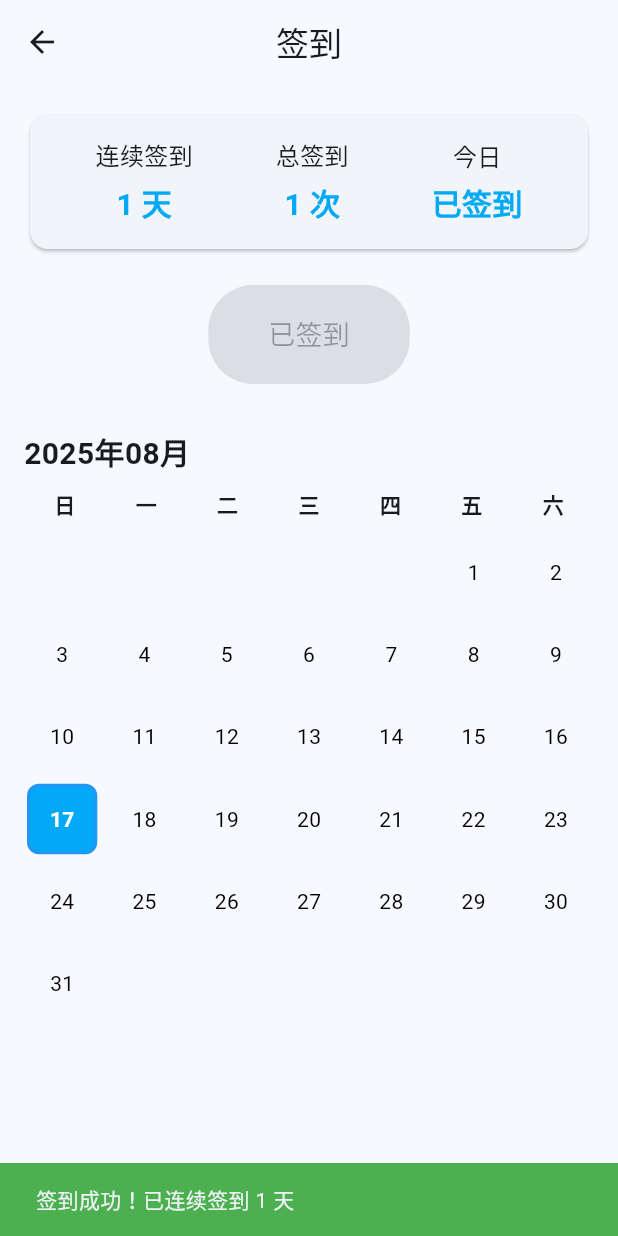
After one commit to qliuyang/english_learn, a Flutter app: the CalenderPage screen opened by its route, after a tap on "立即签到", on a phone screen of 412 x 824 dp. The commit adds this screen. Run offline on Flutter 3.47's test engine with Material 3 defaults, Android fonts, the phone set to English and light mode, and no system bars; our stand-ins replace flutter_local_notifications, image_picker, just_audio, shared_preferences, timezone; accounts and stored records are empty; statements that could not run were skipped; project files that could hold a hidden picture were left out.

Commit message:
update
添加签到功能

```diff
--- /dev/null
+++ b/lib/pages/CalenderPage.dart
@@ -0,0 +1,293 @@
+import 'package:flutter/material.dart';
+import 'package:shared_preferences/shared_preferences.dart';
+import 'package:intl/intl.dart';
+import 'package:flutter_local_notifications/flutter_local_notifications.dart';
+
+class CalenderPage extends StatefulWidget {
+  static const String routeName = '/calender';
+  const CalenderPage({super.key});
+
+  @override
+  State<CalenderPage> createState() => _CalenderPageState();
+}
+
+class _CalenderPageState extends State<CalenderPage> {
+  // 存储签到日期的列表
+  Set<DateTime> _checkedInDates = <DateTime>{};
+  int _consecutiveDays = 0;
+  int _totalCheckIns = 0;
+  late DateTime _currentDate;
+
+  @override
+  void initState() {
+    super.initState();
+    _currentDate = DateTime.now();
+    _loadCheckInData();
+  }
+
+  // 加载签到数据
+  Future<void> _loadCheckInData() async {
+    final prefs = await SharedPreferences.getInstance();
+
+    // 加载连续签到天数
+    _consecutiveDays = prefs.getInt('consecutive_days') ?? 0;
+
+    // 加载总签到次数
+    _totalCheckIns = prefs.getInt('total_check_ins') ?? 0;
+
+    // 加载签到日期列表
+    final List<String>? dateStrings = prefs.getStringList('check_in_dates');
+    if (dateStrings != null) {
+      _checkedInDates = dateStrings
+          .map((dateStr) => DateFormat('yyyy-MM-dd').parse(dateStr))
+          .toSet();
+    }
+
+    setState(() {});
+  }
+
+  // 保存签到数据
+  Future<void> _saveCheckInData() async {
+    final prefs = await SharedPreferences.getInstance();
+
+    // 保存连续签到天数
+    await prefs.setInt('consecutive_days', _consecutiveDays);
+
+    // 保存总签到次数
+    await prefs.setInt('total_check_ins', _totalCheckIns);
+
+    // 保存签到日期列表
+    final List<String> dateStrings = _checkedInDates
+        .map((date) => DateFormat('yyyy-MM-dd').format(date))
+        .toList();
+    await prefs.setStringList('check_in_dates', dateStrings);
+  }
+
+  // 检查是否今天已签到
+  bool get _isTodayCheckedIn {
+    final today = DateTime.now();
+    return _checkedInDates.any((date) =>
+        date.year == today.year &&
+        date.month == today.month &&
+        date.day == today.day);
+  }
+
+  // 执行签到操作
+  Future<void> _performCheckIn() async {
+    if (_isTodayCheckedIn) return;
+
+    final today = DateTime.now();
+    final yesterday = DateTime(today.year, today.month, today.day - 1);
+
+    setState(() {
+      _checkedInDates.add(today);
+      _totalCheckIns++;
+
+      // 检查是否连续签到
+      if (_checkedInDates.any((date) =>
+          date.year == yesterday.year &&
+          date.month == yesterday.month &&
+          date.day == yesterday.day)) {
+        _consecutiveDays++;
+      } else {
+        _consecutiveDays = 1; // 重新开始计算连续签到
+      }
+    });
+
+    // 保存数据
+    await _saveCheckInData();
+
+    // 取消今天的签到提醒通知
+    final FlutterLocalNotificationsPlugin notificationsPlugin = FlutterLocalNotificationsPlugin();
+    await notificationsPlugin.cancel(1);
+
+    // 显示签到成功提示
+    if (mounted) {
+      ScaffoldMessenger.of(context).showSnackBar(
+        SnackBar(
+          content: Text('签到成功！已连续签到 $_consecutiveDays 天'),
+          backgroundColor: Colors.green,
+        ),
+      );
+    }
+  }
+
+  // 构建日历网格
+  Widget _buildCalendar() {
+    final firstDayOfMonth = DateTime(_currentDate.year, _currentDate.month, 1);
+    final lastDayOfMonth = DateTime(_currentDate.year, _currentDate.month + 1, 0);
+
+    // 获取当月第一天是星期几 (0=Sunday, 1=Monday, ..., 6=Saturday)
+    int firstDayWeekday = firstDayOfMonth.weekday % 7;
+
+    // 创建日历单元格列表
+    List<Widget> dayWidgets = [];
+
+    // 添加空白单元格以对齐第一天
+    for (int i = 0; i < firstDayWeekday; i++) {
+      dayWidgets.add(const SizedBox.shrink());
+    }
+
+    // 添加日期单元格
+    for (int day = 1; day <= lastDayOfMonth.day; day++) {
+      final date = DateTime(_currentDate.year, _currentDate.month, day);
+      final isCheckInDay = _checkedInDates.any((checkDate) =>
+          checkDate.year == date.year &&
+          checkDate.month == date.month &&
+          checkDate.day == date.day);
+
+      final isToday = date.year == DateTime.now().year &&
+          date.month == DateTime.now().month &&
+          date.day == DateTime.now().day;
+
+      dayWidgets.add(
+        Container(
+          margin: const EdgeInsets.all(2),
+          decoration: BoxDecoration(
+            color: isCheckInDay
+                ? (isToday ? Colors.lightBlue : Colors.green)
+                : Colors.transparent,
+            borderRadius: BorderRadius.circular(8),
+            border: isToday
+                ? Border.all(color: Colors.blue, width: 2)
+                : null,
+          ),
+          child: Center(
+            child: Text(
+              '$day',
+              style: TextStyle(
+                fontWeight: isToday ? FontWeight.bold : FontWeight.normal,
+                color: isCheckInDay ? Colors.white : Colors.black,
+              ),
+            ),
+          ),
+        ),
+      );
+    }
+
+    return GridView.count(
+      crossAxisCount: 7,
+      crossAxisSpacing: 4,
+      mainAxisSpacing: 4,
+      shrinkWrap: true,
+      physics: const NeverScrollableScrollPhysics(),
+      children: dayWidgets,
+    );
+  }
+
+  @override
+  Widget build(BuildContext context) {
+    return Scaffold(
+      appBar: AppBar(
+        title: const Text('签到'),
+        centerTitle: true,
+      ),
+      body: SingleChildScrollView(
+        child: Padding(
+          padding: const EdgeInsets.all(16.0),
+          child: Column(
+            crossAxisAlignment: CrossAxisAlignment.start,
+            children: [
+              // 签到统计卡片
+              Card(
+                child: Padding(
+                  padding: const EdgeInsets.all(16.0),
+                  child: Row(
+                    mainAxisAlignment: MainAxisAlignment.spaceAround,
+                    children: [
+                      _buildStatItem('连续签到', '$_consecutiveDays 天'),
+                      _buildStatItem('总签到', '$_totalCheckIns 次'),
+                      _buildStatItem('今日', _isTodayCheckedIn ? '已签到' : '未签到'),
+                    ],
+                  ),
+                ),
+              ),
+
+              const SizedBox(height: 20),
+
+              // 签到按钮
+              Center(
+                child: ElevatedButton(
+                  onPressed: _isTodayCheckedIn ? null : _performCheckIn,
+                  style: ElevatedButton.styleFrom(
+                    padding: const EdgeInsets.symmetric(
+                        horizontal: 40, vertical: 20),
+                    shape: RoundedRectangleBorder(
+                      borderRadius: BorderRadius.circular(30),
+                    ),
+                  ),
+                  child: Text(
+                    _isTodayCheckedIn ? '已签到' : '立即签到',
+                    style: const TextStyle(fontSize: 18),
+                  ),
+                ),
+              ),
+
+              const SizedBox(height: 30),
+
+              // 日历标题
+              Row(
+                mainAxisAlignment: MainAxisAlignment.spaceBetween,
+                children: [
+                  Text(
+                    DateFormat('yyyy年MM月').format(_currentDate),
+                    style: const TextStyle(
+                      fontSize: 20,
+                      fontWeight: FontWeight.bold,
+                    ),
+                  ),
+                ],
+              ),
+
+              const SizedBox(height: 10),
+
+              // 星期标题
+              const Row(
+                mainAxisAlignment: MainAxisAlignment.spaceAround,
+                children: [
+                  Text('日', style: TextStyle(fontWeight: FontWeight.bold)),
+                  Text('一', style: TextStyle(fontWeight: FontWeight.bold)),
+                  Text('二', style: TextStyle(fontWeight: FontWeight.bold)),
+                  Text('三', style: TextStyle(fontWeight: FontWeight.bold)),
+                  Text('四', style: TextStyle(fontWeight: FontWeight.bold)),
+                  Text('五', style: TextStyle(fontWeight: FontWeight.bold)),
+                  Text('六', style: TextStyle(fontWeight: FontWeight.bold)),
+                ],
+              ),
+
+              const SizedBox(height: 10),
+
+              // 日历网格
+              _buildCalendar(),
+
+              const SizedBox(height: 30),
+            ],
+          ),
+        ),
+      ),
+    );
+  }
+
+  // 构建统计数据项
+  Widget _buildStatItem(String label, String value) {
+    return Column(
+      children: [
+        Text(
+          label,
+          style: const TextStyle(
+            fontSize: 16,
+          ),
+        ),
+        const SizedBox(height: 5),
+        Text(
+          value,
+          style: const TextStyle(
+            fontSize: 20,
+            fontWeight: FontWeight.bold,
+            color: Colors.lightBlue,
+          ),
+        ),
+      ],
+    );
+  }
+}
--- a/lib/pages/UserPage.dart
+++ b/lib/pages/UserPage.dart
@@ -105,6 +105,9 @@ class _UserPageState extends State<UserPage> {
           _buildMenuItem(Icons.settings, '设置', () {
             Navigator.pushNamed(context, '/setting');
           }),
+          _buildMenuItem(Icons.calendar_month, '签到', () {
+            Navigator.pushNamed(context, '/calender');
+          }),
           _buildMenuItem(Icons.help, '关于软件', () {
             Navigator.pushNamed(context, '/about');
           }),
--- a/lib/services/MusicService.dart
+++ b/lib/services/MusicService.dart
@@ -58,7 +58,6 @@ class MusicPlayerService with ChangeNotifier {
     await _audioPlayer.stop();
     _currentAudioUrl = null;
     _currentMusicData = null;
-    _audioPlayer.clearAudioSources();
     _audioPlayer.seek(Duration.zero);
     notifyListeners();
   }
```
Also changed, not shown: lib/main.dart (+12 -1 lines), lib/services/CheckInReminderService.dart (added, +132 -0 lines), lib/services/NotificationService.dart (added, +61 -0 lines), pubspec.yaml (+13 -10 lines), pubspec.lock, 3 other files.
